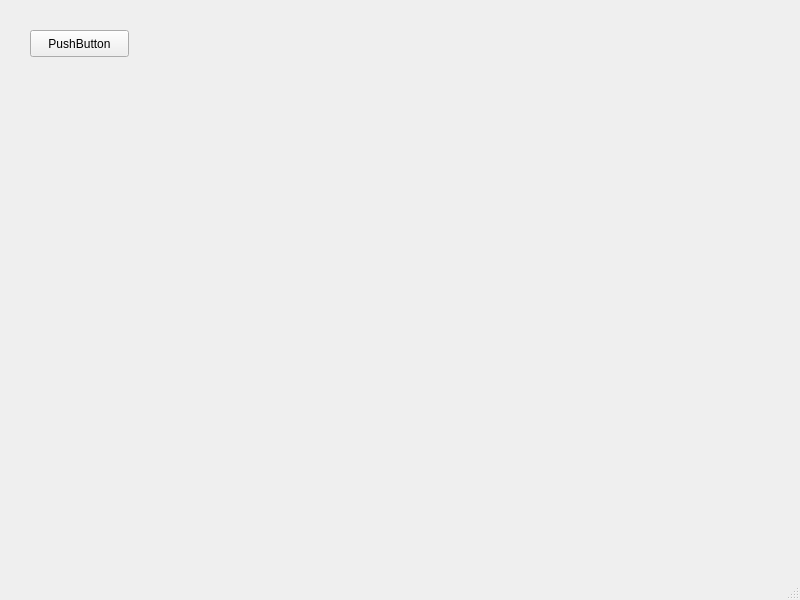
This is EagleEye/UIs/mainwindow.ui in dtmoodie/EagleEye as Qt 5 draws it before an edit. The edited form follows.
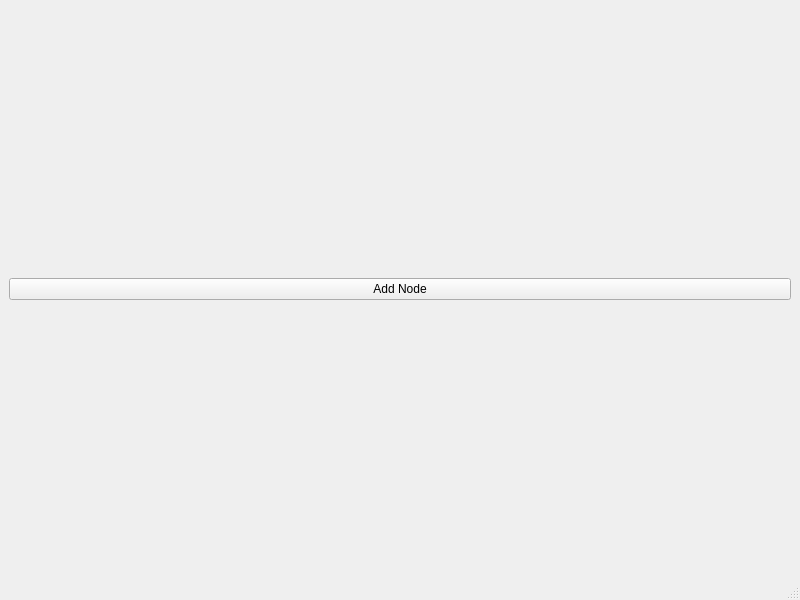
This is the edited form.

Commit message: Added preliminary node graph viewing.

Diff of the .ui file:
```diff
--- a/EagleEye/UIs/mainwindow.ui
+++ b/EagleEye/UIs/mainwindow.ui
@@ -14,19 +14,19 @@
    <string>MainWindow</string>
   </property>
   <widget class="QWidget" name="centralwidget">
+   <layout class="QGridLayout" name="gridLayout_2">
+    <item row="1" column="2">
+     <layout class="QGridLayout" name="gridLayout">
+      <item row="0" column="0">
    <widget class="QPushButton" name="pushButton">
-    <property name="geometry">
-     <rect>
-      <x>30</x>
-      <y>30</y>
-      <width>99</width>
-      <height>27</height>
-     </rect>
-    </property>
     <property name="text">
-     <string>PushButton</string>
-    </property>
-   </widget>
+         <string>Add Node</string>
+        </property>
+       </widget>
+      </item>
+     </layout>
+    </item>
+   </layout>
   </widget>
   <widget class="QMenuBar" name="menubar">
    <property name="geometry">
```
Left out of the diff: 2 changed lines with no effect on the pictures. Lines whose indentation alone changed are shown as unchanged. The commit also changes 10 other files.
